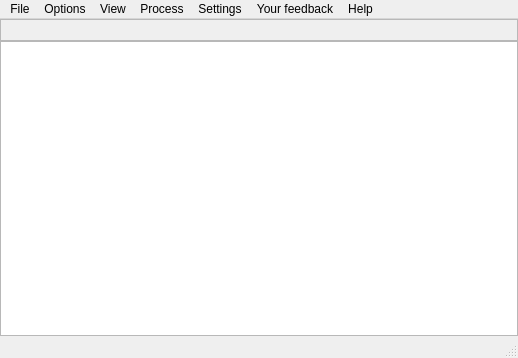
Qt form ui/main.ui (inspectC/linux-process-explorer) before a commit.
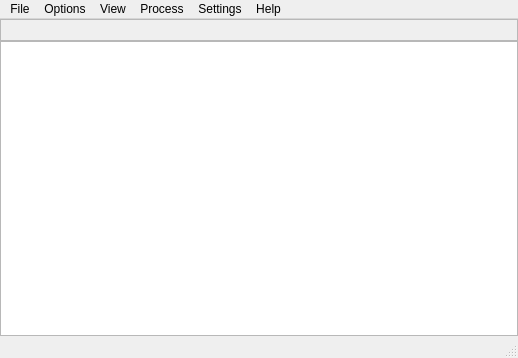
The same form after that commit. Custom widgets are drawn as their Qt base class.

Commit message: Feedback removed, colorlegend help dialog added.

Patch:
```diff
--- a/ui/main.ui
+++ b/ui/main.ui
@@ -139,12 +139,6 @@
     <addaction name="separator"/>
     <addaction name="actionSaveSettings"/>
    </widget>
-   <widget class="QMenu" name="menuYourFeedback">
-    <property name="title">
-     <string>Your feedback</string>
-    </property>
-    <addaction name="actionSent_your_feedback"/>
-   </widget>
    <widget class="QMenu" name="menuHelp">
     <property name="title">
      <string>Help</string>
@@ -158,7 +152,6 @@
    <addaction name="menuView"/>
    <addaction name="menuProcess"/>
    <addaction name="menuSettings"/>
-   <addaction name="menuYourFeedback"/>
    <addaction name="menuHelp"/>
   </widget>
   <widget class="QStatusBar" name="statusbar"/>
```
The commit also changes 6 other files.
